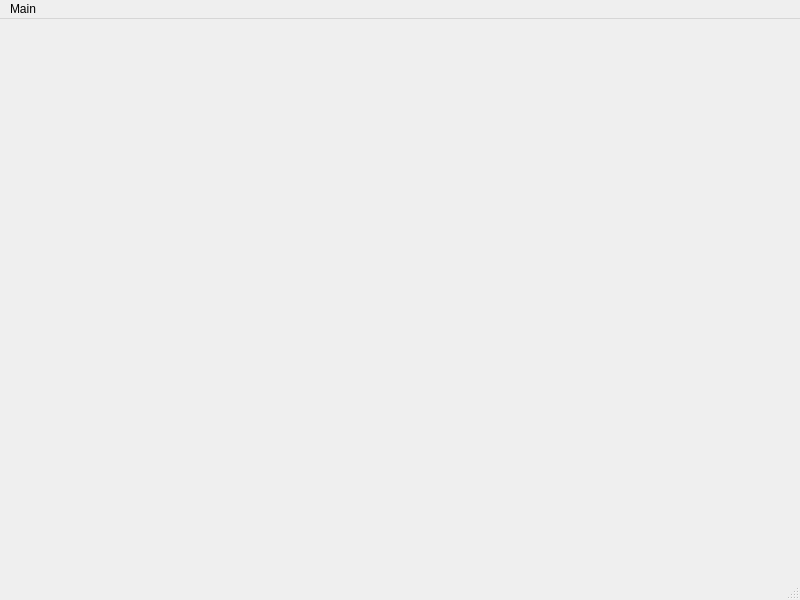
Before: the Qt Designer form main_window.ui in dwarfovich/Viewer, drawn with Qt 5.
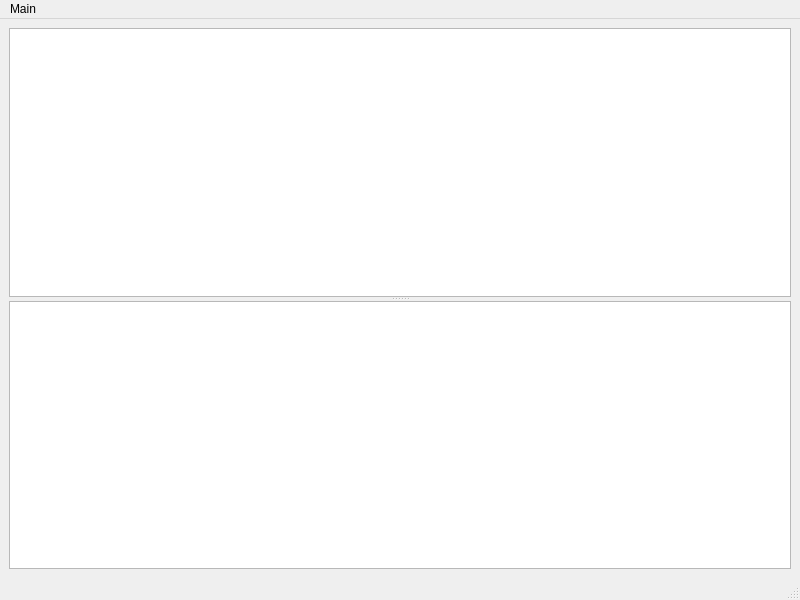
After: the same form once the commit is applied. Custom widgets are drawn as their Qt base class.

What changed in the file:
```diff
--- a/main_window.ui
+++ b/main_window.ui
@@ -13,7 +13,19 @@
   <property name="windowTitle">
    <string>MainWindow</string>
   </property>
-  <widget class="QWidget" name="centralwidget"/>
+  <widget class="QWidget" name="centralwidget">
+   <layout class="QVBoxLayout" name="verticalLayout">
+    <item>
+     <widget class="QSplitter" name="splitter">
+      <property name="orientation">
+       <enum>Qt::Vertical</enum>
+      </property>
+      <widget class="QGraphicsView" name="overallGraphicsView"/>
+      <widget class="MainView" name="mainGraphicsView"/>
+     </widget>
+    </item>
+   </layout>
+  </widget>
   <widget class="QMenuBar" name="menubar">
    <property name="geometry">
     <rect>
@@ -45,6 +57,13 @@
    </property>
   </action>
  </widget>
+ <customwidgets>
+  <customwidget>
+   <class>MainView</class>
+   <extends>QGraphicsView</extends>
+   <header>main_view.hpp</header>
+  </customwidget>
+ </customwidgets>
  <resources/>
  <connections/>
 </ui>
```
